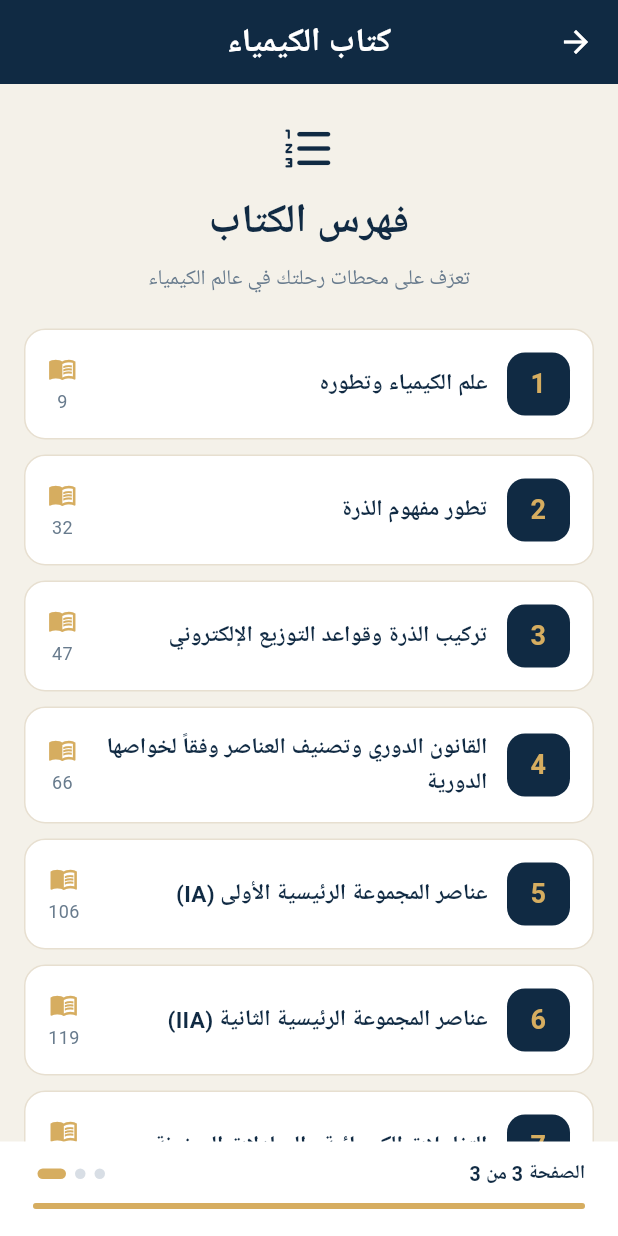
After one commit to abdaljbaralwerd-ops/makhtabar-almaarifa, a Flutter app: the BookReaderScreen screen opened directly, swiped to page 3, on a phone screen of 412 x 824 dp. The commit adds this screen. Run offline on Flutter 3.47's test engine with Material 3 defaults, Android fonts, the phone set to English and light mode, and no system bars; Roboto replaces fonts that are missing (Cairo).

Commit message:
Add interactive chemistry book reader

```diff
--- a/lib/features/subject_home/presentation/subject_home_page.dart
+++ b/lib/features/subject_home/presentation/subject_home_page.dart
@@ -1,6 +1,6 @@
 import 'package:flutter/material.dart';
 import '../../../shared/widgets/section_card.dart';
-import '../../chemistry/presentation/chemistry_units_page.dart';
+import '../../../nebras/features/chemistry/presentation/book_reader_screen.dart';
 
 class SubjectHomePage extends StatelessWidget {
   const SubjectHomePage({
@@ -18,7 +18,7 @@ class SubjectHomePage extends StatelessWidget {
         grade == 'الأول الثانوي' && subject == 'الكيمياء';
 
     if (isFirstYearChemistry) {
-      return const ChemistryUnitsPage();
+      return const BookReaderScreen();
     }
 
     return Scaffold(
--- /dev/null
+++ b/lib/nebras/features/chemistry/data/chemistry_book_data.dart
@@ -0,0 +1,73 @@
+class ChemistryBookData {
+  static const String title = 'الكيمياء';
+  static const String subtitle = 'للصف الأول الثانوي';
+
+  // مقدمة ترحيبية مؤقتة، تستبدل لاحقاً بالنص المعتمد.
+  static const String introduction = '''
+مرحباً بك في رحلتك العلمية مع كتاب الكيمياء.
+
+في هذه الرحلة ستتعرف على المادة وخصائصها، وتكتشف أسرار الذرة والعناصر والتفاعلات الكيميائية.
+
+لا تكتفِ بقراءة المعلومة؛ تأملها، واسأل عنها، وحاول أن تفهم ما وراءها.
+
+اجعل الفضول بداية اكتشافك، والعلم طريقك إلى المستقبل.
+
+نتمنى لك رحلة تعليمية ممتعة ومليئة بالاكتشافات.
+''';
+
+  // أرقام الصفحات المطبوعة في فهرس الكتاب.
+  static const List<ChemistryUnit> units = [
+    ChemistryUnit(
+      number: 1,
+      title: 'علم الكيمياء وتطوره',
+      page: 9,
+    ),
+    ChemistryUnit(
+      number: 2,
+      title: 'تطور مفهوم الذرة',
+      page: 32,
+    ),
+    ChemistryUnit(
+      number: 3,
+      title: 'تركيب الذرة وقواعد التوزيع الإلكتروني',
+      page: 47,
+    ),
+    ChemistryUnit(
+      number: 4,
+      title: 'القانون الدوري وتصنيف العناصر وفقاً لخواصها الدورية',
+      page: 66,
+    ),
+    ChemistryUnit(
+      number: 5,
+      title: 'عناصر المجموعة الرئيسية الأولى (IA)',
+      page: 106,
+    ),
+    ChemistryUnit(
+      number: 6,
+      title: 'عناصر المجموعة الرئيسية الثانية (IIA)',
+      page: 119,
+    ),
+    ChemistryUnit(
+      number: 7,
+      title: 'التفاعلات الكيميائية والمعادلات الموزونة',
+      page: 131,
+    ),
+    ChemistryUnit(
+      number: 8,
+      title: 'الكيمياء العضوية',
+      page: 158,
+    ),
+  ];
+}
+
+class ChemistryUnit {
+  final int number;
+  final String title;
+  final int page;
+
+  const ChemistryUnit({
+    required this.number,
+    required this.title,
+    required this.page,
+  });
+}
--- /dev/null
+++ b/lib/nebras/features/chemistry/presentation/book_contents_screen.dart
@@ -0,0 +1,126 @@
+import 'package:flutter/material.dart';
+
+import '../data/chemistry_book_data.dart';
+
+class BookContentsScreen extends StatelessWidget {
+  const BookContentsScreen({super.key});
+
+  @override
+  Widget build(BuildContext context) {
+    const navy = Color(0xFF102A43);
+    const gold = Color(0xFFD6AD60);
+
+    return Container(
+      color: const Color(0xFFF4F1E9),
+      child: SafeArea(
+        child: Column(
+          children: [
+            const Padding(
+              padding: EdgeInsets.fromLTRB(20, 24, 20, 18),
+              child: Column(
+                children: [
+                  Icon(Icons.format_list_numbered_rounded,
+                      color: navy, size: 38),
+                  SizedBox(height: 10),
+                  Text(
+                    'فهرس الكتاب',
+                    style: TextStyle(
+                      color: navy,
+                      fontSize: 27,
+                      fontWeight: FontWeight.bold,
+                    ),
+                  ),
+                  SizedBox(height: 8),
+                  Text(
+                    'تعرّف على محطات رحلتك في عالم الكيمياء',
+                    textAlign: TextAlign.center,
+                    style: TextStyle(
+                      color: Color(0xFF687B8D),
+                      fontSize: 14,
+                    ),
+                  ),
+                ],
+              ),
+            ),
+            Expanded(
+              child: ListView.separated(
+                padding: const EdgeInsets.fromLTRB(16, 4, 16, 24),
+                itemCount: ChemistryBookData.units.length,
+                separatorBuilder: (_, __) => const SizedBox(height: 10),
+                itemBuilder: (context, index) {
+                  final unit = ChemistryBookData.units[index];
+
+                  return Container(
+                    padding: const EdgeInsets.symmetric(
+                      horizontal: 15,
+                      vertical: 15,
+                    ),
+                    decoration: BoxDecoration(
+                      color: Colors.white,
+                      borderRadius: BorderRadius.circular(14),
+                      border: Border.all(
+                        color: const Color(0xFFE7DFD0),
+                      ),
+                    ),
+                    child: Row(
+                      children: [
+                        Container(
+                          width: 42,
+                          height: 42,
+                          alignment: Alignment.center,
+                          decoration: BoxDecoration(
+                            color: navy,
+                            borderRadius: BorderRadius.circular(12),
+                          ),
+                          child: Text(
+                            '${unit.number}',
+                            style: const TextStyle(
+                              color: gold,
+                              fontSize: 18,
+                              fontWeight: FontWeight.bold,
+                            ),
+                          ),
+                        ),
+                        const SizedBox(width: 13),
+                        Expanded(
+                          child: Text(
+                            unit.title,
+                            textDirection: TextDirection.rtl,
+                            style: const TextStyle(
+                              color: navy,
+                              fontSize: 15,
+                              fontWeight: FontWeight.w600,
+                              height: 1.5,
+                            ),
+                          ),
+                        ),
+                        const SizedBox(width: 8),
+                        Column(
+                          children: [
+                            const Icon(
+                              Icons.menu_book_outlined,
+                              color: gold,
+                              size: 19,
+                            ),
+                            const SizedBox(height: 4),
+                            Text(
+                              '${unit.page}',
+                              style: const TextStyle(
+                                color: Color(0xFF687B8D),
+                                fontSize: 12,
+                              ),
+                            ),
+                          ],
+                        ),
+                      ],
+                    ),
+                  );
+                },
+              ),
+            ),
+          ],
+        ),
+      ),
+    );
+  }
+}
--- /dev/null
+++ b/lib/nebras/features/chemistry/presentation/book_reader_screen.dart
@@ -0,0 +1,119 @@
+import 'package:flutter/material.dart';
+
+import 'book_cover_screen.dart';
+import 'book_intro_screen.dart';
+import 'book_contents_screen.dart';
+
+class BookReaderScreen extends StatefulWidget {
+  const BookReaderScreen({super.key});
+
+  @override
+  State<BookReaderScreen> createState() => _BookReaderScreenState();
+}
+
+class _BookReaderScreenState extends State<BookReaderScreen> {
+  static const int _totalPages = 3;
+
+  final PageController _pageController = PageController();
+  int _currentPage = 0;
+
+  @override
+  void dispose() {
+    _pageController.dispose();
+    super.dispose();
+  }
+
+  void _onPageChanged(int index) {
+    setState(() {
+      _currentPage = index;
+    });
+  }
+
+  @override
+  Widget build(BuildContext context) {
+    const navy = Color(0xFF102A43);
+    const gold = Color(0xFFD6AD60);
+
+    final pages = <Widget>[
+      const BookCoverScreen(),
+      const BookIntroScreen(),
+      const BookContentsScreen(),
+    ];
+
+    return Directionality(
+      textDirection: TextDirection.rtl,
+      child: Scaffold(
+        backgroundColor: const Color(0xFFF4F1E9),
+        appBar: AppBar(
+          backgroundColor: navy,
+          foregroundColor: Colors.white,
+          elevation: 0,
+          title: const Text(
+            'كتاب الكيمياء',
+            style: TextStyle(fontWeight: FontWeight.bold),
+          ),
+          centerTitle: true,
+        ),
+        body: Column(
+          children: [
+            Expanded(
+              child: PageView(
+                controller: _pageController,
+                onPageChanged: _onPageChanged,
+                children: pages,
+              ),
+            ),
+            Container(
+              padding: const EdgeInsets.fromLTRB(22, 12, 22, 18),
+              color: Colors.white,
+              child: Column(
+                children: [
+                  Row(
+                    mainAxisAlignment: MainAxisAlignment.spaceBetween,
+                    children: [
+                      Text(
+                        'الصفحة ${_currentPage + 1} من $_totalPages',
+                        style: const TextStyle(
+                          color: navy,
+                          fontSize: 13,
+                          fontWeight: FontWeight.w600,
+                        ),
+                      ),
+                      Row(
+                        children: List.generate(
+                          _totalPages,
+                          (index) => AnimatedContainer(
+                            duration: const Duration(milliseconds: 250),
+                            margin: const EdgeInsets.symmetric(horizontal: 3),
+                            width: index == _currentPage ? 19 : 7,
+                            height: 7,
+                            decoration: BoxDecoration(
+                              color: index == _currentPage
+                                  ? gold
+                                  : const Color(0xFFD8DEE5),
+                              borderRadius: BorderRadius.circular(8),
+                            ),
+                          ),
+                        ),
+                      ),
+                    ],
+                  ),
+                  const SizedBox(height: 10),
+                  ClipRRect(
+                    borderRadius: BorderRadius.circular(5),
+                    child: LinearProgressIndicator(
+                      value: (_currentPage + 1) / _totalPages,
+                      minHeight: 4,
+                      backgroundColor: const Color(0xFFE8E8E8),
+                      valueColor: const AlwaysStoppedAnimation<Color>(gold),
+                    ),
+                  ),
+                ],
+              ),
+            ),
+          ],
+        ),
+      ),
+    );
+  }
+}
```
Also changed, not shown: lib/nebras/features/chemistry/presentation/book_cover_screen.dart (added, +168 -0 lines), lib/nebras/features/chemistry/presentation/book_intro_screen.dart (added, +103 -0 lines).
